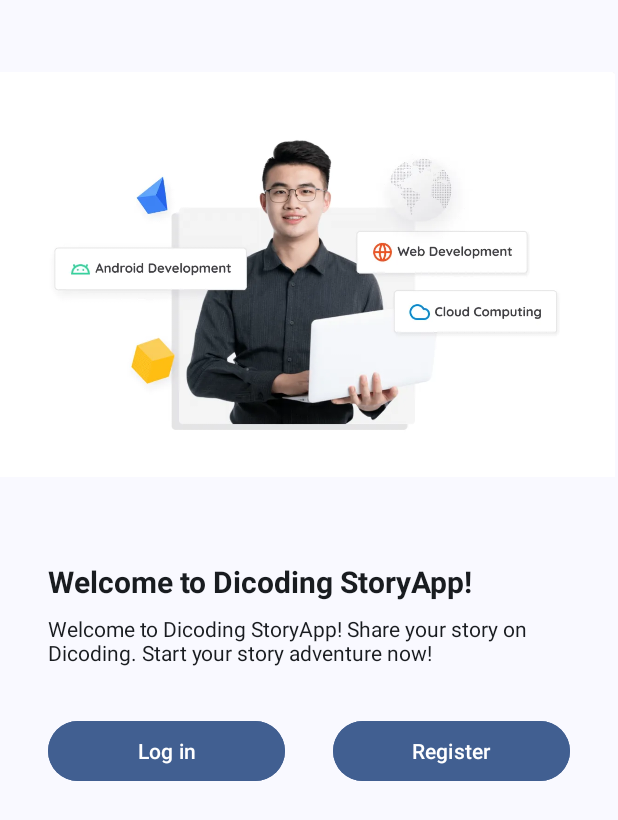
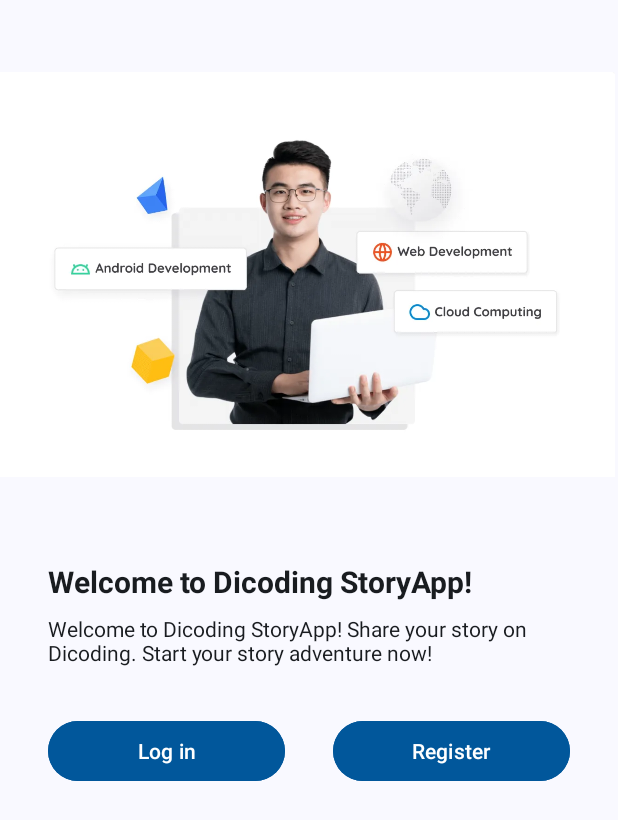
Before and after one commit to MuhamadFahmi284/DicodingStoryApp_intermediate, an Android app: the screen it shows after launch (WelcomeActivity), on a phone screen of 412 x 824 dp. Shown: the top 820 px of the screen. Run offline under Robolectric (Android 15) with nearby library versions, the phone set to English and light mode, and no system bars; our stand-ins replace Room's generated code, paging; network calls fail; pictures from the network do not load.

Commit message:
Initial Commit

```diff
--- a/app/build.gradle.kts
+++ b/app/build.gradle.kts
@@ -88,6 +88,8 @@ dependencies {
     testImplementation(libs.mockito.inline)
     testImplementation(libs.byte.buddy)
 
+
     androidTestImplementation(libs.espresso.intents)
+    androidTestImplementation(libs.androidx.espresso.intents.v351)
     androidTestImplementation(libs.androidx.espresso.idling.resource)
 }
--- a/app/src/main/AndroidManifest.xml
+++ b/app/src/main/AndroidManifest.xml
@@ -13,9 +13,9 @@
         android:allowBackup="true"
         android:dataExtractionRules="@xml/data_extraction_rules"
         android:fullBackupContent="@xml/backup_rules"
-        android:icon="@mipmap/ic_launcher"
+        android:icon="@drawable/ic_logo"
         android:label="@string/app_name"
-        android:roundIcon="@mipmap/ic_launcher_round"
+        android:roundIcon="@drawable/ic_logo"
         android:supportsRtl="true"
         android:theme="@style/AppTheme"
         tools:targetApi="31">
--- a/app/src/main/res/drawable/ic_add.xml
+++ b/app/src/main/res/drawable/ic_add.xml
@@ -1,4 +1,4 @@
-<vector xmlns:android="http://schemas.android.com/apk/res/android" android:height="24dp" android:tint="#000000" android:viewportHeight="24" android:viewportWidth="24" android:width="24dp">
+<vector xmlns:android="http://schemas.android.com/apk/res/android" android:height="24dp" android:tint="#FFFFFF" android:viewportHeight="24" android:viewportWidth="24" android:width="24dp">
 
     <path android:fillColor="@android:color/white" android:pathData="M19,13h-6v6h-2v-6H5v-2h6V5h2v6h6v2z"/>
 
--- a/app/src/main/res/layout/activity_login.xml
+++ b/app/src/main/res/layout/activity_login.xml
@@ -138,7 +138,7 @@
         android:layout_marginStart="32dp"
         android:layout_marginTop="32dp"
         android:layout_marginEnd="32dp"
-        android:backgroundTint="@color/md_theme_primary"
+        android:backgroundTint="@color/light_blue_900"
         android:text="@string/login"
         app:layout_constraintEnd_toEndOf="parent"
         app:layout_constraintStart_toStartOf="parent"
--- a/app/src/main/res/layout/activity_main.xml
+++ b/app/src/main/res/layout/activity_main.xml
@@ -41,6 +41,7 @@
         android:layout_height="wrap_content"
         android:layout_marginEnd="24dp"
         android:layout_marginBottom="24dp"
+        android:backgroundTint="@color/light_blue_900"
         android:src="@drawable/ic_add"
         app:layout_constraintBottom_toBottomOf="parent"
         app:layout_constraintEnd_toEndOf="parent"
--- a/app/src/main/res/layout/activity_register.xml
+++ b/app/src/main/res/layout/activity_register.xml
@@ -159,7 +159,7 @@
         android:layout_marginStart="32dp"
         android:layout_marginTop="32dp"
         android:layout_marginEnd="32dp"
-        android:backgroundTint="@color/md_theme_primary"
+        android:backgroundTint="@color/light_blue_900"
         android:text="@string/signup"
         app:layout_constraintEnd_toEndOf="parent"
         app:layout_constraintStart_toStartOf="parent"
--- a/app/src/main/res/layout/activity_welcome.xml
+++ b/app/src/main/res/layout/activity_welcome.xml
@@ -60,7 +60,7 @@
         android:layout_marginStart="32dp"
         android:layout_marginTop="32dp"
         android:layout_marginEnd="16dp"
-        android:backgroundTint="@color/md_theme_primary"
+        android:backgroundTint="@color/light_blue_900"
         android:text="@string/login"
         app:layout_constraintEnd_toStartOf="@+id/guidelineVertical"
         app:layout_constraintStart_toStartOf="parent"
@@ -75,7 +75,7 @@
         android:layout_marginStart="16dp"
         android:layout_marginTop="32dp"
         android:layout_marginEnd="32dp"
-        android:backgroundTint="@color/md_theme_primary"
+        android:backgroundTint="@color/light_blue_900"
         android:text="@string/signup"
         app:layout_constraintEnd_toEndOf="parent"
         app:layout_constraintStart_toStartOf="@+id/guidelineVertical"
--- a/gradle/libs.versions.toml
+++ b/gradle/libs.versions.toml
@@ -1,5 +1,6 @@
 [versions]
 agp = "8.7.2"
+espressoIntentsVersion = "3.5.1"
 glide = "4.16.0"
 kotlin = "2.0.20"
 coreKtx = "1.15.0"
@@ -35,6 +36,7 @@ androidx-activity-ktx = { module = "androidx.activity:activity-ktx", version.ref
 androidx-core-ktx = { group = "androidx.core", name = "core-ktx", version.ref = "coreKtx" }
 androidx-datastore-preferences = { module = "androidx.datastore:datastore-preferences", version.ref = "datastoreCoreAndroid" }
 androidx-espresso-idling-resource = { module = "androidx.test.espresso:espresso-idling-resource", version.ref = "espressoCore" }
+androidx-espresso-intents-v351 = { module = "androidx.test.espresso:espresso-intents", version.ref = "espressoIntentsVersion" }
 androidx-lifecycle-livedata-ktx = { module = "androidx.lifecycle:lifecycle-livedata-ktx", version.ref = "lifecycleLivedataKtx" }
 androidx-lifecycle-viewmodel-ktx = { module = "androidx.lifecycle:lifecycle-viewmodel-ktx", version.ref = "lifecycleLivedataKtx" }
 androidx-room-ktx = { module = "androidx.room:room-ktx", version.ref = "roomPaging" }
```
Also changed, not shown: app/src/main/res/drawable/ic_logo.xml (added, +15 -0 lines). Lines whose indentation alone changed are shown as unchanged.
